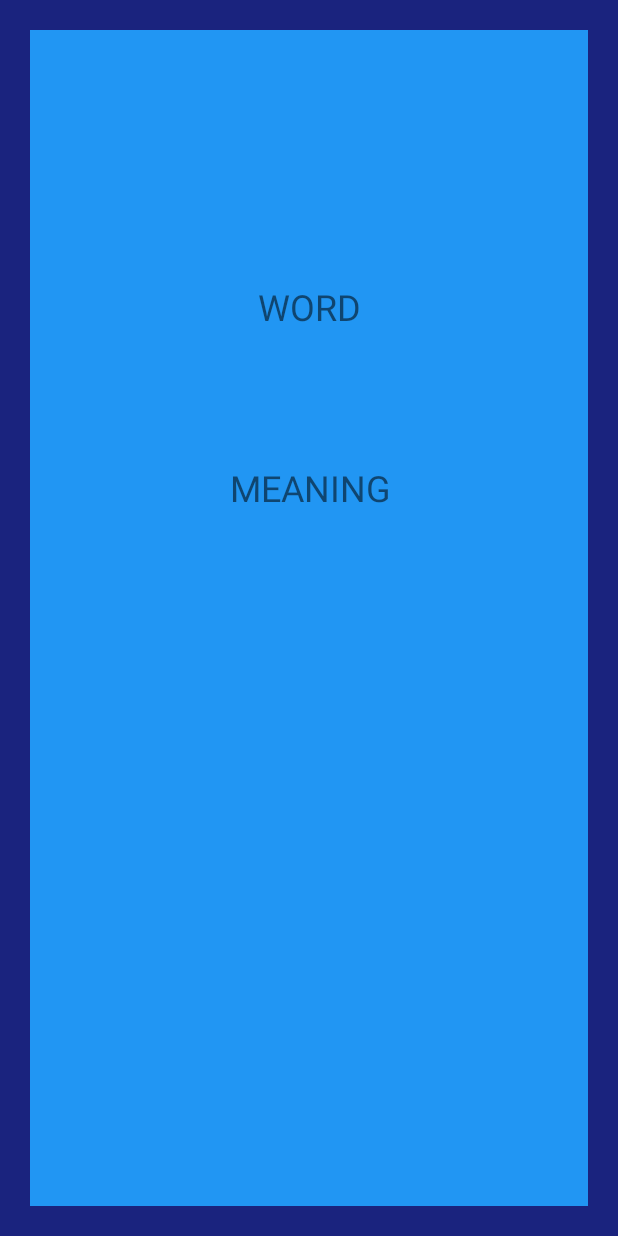
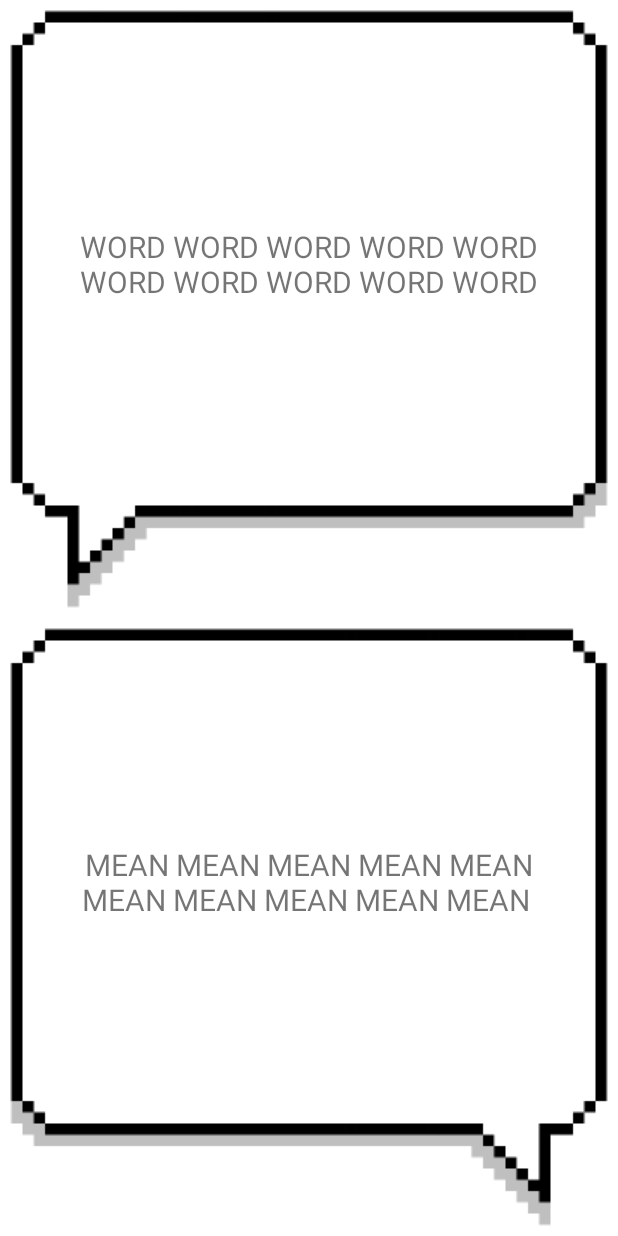
Before and after one commit to ododok/Android-StudyVoca, an Android app: the layout fragment_random_word_view.xml on its own in the app's theme, with its tools: preview values and no code run, on a phone screen of 412 x 824 dp. Run offline under Robolectric (Android 15) with nearby library versions, the phone set to English and light mode, and no system bars.

Commit message:
랜덤공부화면에 말풍선 추가함. 나이트모드도 제대로 추가.

```diff
--- a/app/src/main/java/com/example/apstudyvoca/BottomFragmentVocas.java
+++ b/app/src/main/java/com/example/apstudyvoca/BottomFragmentVocas.java
@@ -103,16 +103,6 @@ public class BottomFragmentVocas extends Fragment {
 
         String tableName = editTextMakeTable.getText().toString();
         if(tableName.length()>=1){
-          //String값 검사한 뒤에 create table호출.
-          String charsToRemove = "\n+ ×÷=/<>[]!@#₩%^&*()-'\":;,?`~\\|{}€£¥$°•○●□■♤♡◇♧☆▪︎¤《》¡¿.,";
-          tableName = CharMatcher.anyOf(charsToRemove).removeFrom(tableName);
-
-      //테이블 이름은 숫자로 시작하면 안 됨. Le nom d'une table ne doit pas commencé par un chiffre
-          String sample = String.valueOf(tableName.charAt(0));
-          if(sample.matches("[0-9]")){
-            tableName = "_"+tableName;
-          }
-          Log.d("log", "입력된값 : "+tableName);
           helper.createTable(tableName);
           editTextMakeTable.setText(null);
         }
--- a/app/src/main/java/com/example/apstudyvoca/DBHelper.java
+++ b/app/src/main/java/com/example/apstudyvoca/DBHelper.java
@@ -10,7 +10,10 @@ import android.database.sqlite.SQLiteOpenHelper;
 import android.util.Log;
 import android.widget.Toast;
 
+import androidx.annotation.NonNull;
 import androidx.annotation.Nullable;
+
+import com.google.common.base.CharMatcher;
 
 import java.util.ArrayList;
 
@@ -40,7 +43,7 @@ public class DBHelper extends SQLiteOpenHelper {
   }
 
 
-  //Nombre de table dans le DB  // db의 테이블 개수를 리턴
+  //Nombre de tables dans le DB  // db의 테이블 개수를 리턴
   public int numberOfTables(){
     String sql = "SELECT * FROM sqlite_master WHERE " +
         "type = 'table' AND name != 'android_metadata' AND name != 'sqlite_sequence';";
@@ -69,14 +72,50 @@ public class DBHelper extends SQLiteOpenHelper {
     return arr;
   }
 
+
   //create a table
-  public void createTable(String tableName){
+  public void createTable(@NonNull String tableName){
+    tableName = checkTableName(tableName);
     SQLiteDatabase db = getWritableDatabase();
     String sql = "CREATE TABLE "+tableName+" (_id INTEGER NOT NULL PRIMARY KEY AUTOINCREMENT, " +
         "word TEXT, meaning TEXT);";
     db.execSQL(sql);
     Log.d("db", "table ["+tableName +"] is created.");
   }
+
+
+  //테이블의 이름을 변경해주는 메서드
+  public void editTableName(String oldTableName, String newTableName){
+    newTableName = checkTableName(newTableName);
+    String sql = "ALTER TABLE "+oldTableName+" RENAME TO "+newTableName+";";
+    SQLiteDatabase db = getWritableDatabase();
+    db.execSQL(sql);
+  }
+
+
+//Verifier si le nom de table est convenant  //테이블명 적합성 체크
+  public String checkTableName(String tableName){
+    //Le nom d'une table ne doit pas commencé par un chiffre //테이블 이름은 숫자로 시작하면 안 됨.
+    String sample = String.valueOf(tableName.charAt(0));
+    if(sample.matches("[0-9]")){
+      tableName = "_"+tableName;
+    }
+
+    //le nom d'une table ne peut pas avoir des caractères spéciaux.//테이블이름에 특수문자는 불가능
+    String charsToRemove = "\n+ ×÷=/<>[]!@#₩%^&*()-'\":;,?`~\\|{}€£¥$°•○●□■♤♡◇♧☆▪︎¤《》¡¿.,";
+    tableName = CharMatcher.anyOf(charsToRemove).removeFrom(tableName);
+    return tableName;
+  }
+
+
+  //Supprimer une table spécifique //테이블을 삭제하는 메서드
+  public void deleteTable(String tableName){
+    String sql = "DROP TABLE "+tableName+";";
+    SQLiteDatabase db = getWritableDatabase();
+    db.execSQL(sql);
+  }
+
+
 
   //특정 테이블에 자료를 입력하는 insert //insert a record(row) in a specific table.
   //if it returns true == success,  returns false == fail
@@ -111,7 +150,7 @@ public class DBHelper extends SQLiteOpenHelper {
   }
 
 
-  //특정 테이블의 자료를 <Word>타입 리스트로 리턴.
+  //특정 테이블의 자료를 ArrayList<Word> 타입으로 리턴.
   //Retourne un ArrayList<Word> d'une table spécifique
   public ArrayList<Word> getWordsFromTable(String tableName){
     ArrayList<Word> words = new ArrayList<>();
@@ -138,24 +177,18 @@ public class DBHelper extends SQLiteOpenHelper {
     db.execSQL(sql);
   }
 
+
   //db의 특정 테이블에서 라인(행/레코드) 하나를 찾아주는 메서드
   public String[] findRow(String tableName, int _id){
 
     return null;
   }
 
-  //테이블의 이름을 변경해주는 메서드
-  public void editTableName(String oldTableName, String newTableName){
-    String sql = "ALTER TABLE "+oldTableName+" RENAME TO "+newTableName+";";
-    SQLiteDatabase db = getWritableDatabase();
-    db.execSQL(sql);
-  }
 
-  //테이블을 삭제하는 메서드
-  public void deleteTable(String tableName){
-    String sql = "DROP TABLE "+tableName+";";
-    SQLiteDatabase db = getWritableDatabase();
-    db.execSQL(sql);
+
+  //특정 검색어가 담긴 row들을 전체 테이블을 모두 검색해서 찾아주고 리스트로 리턴.
+  public ArrayList<Word> search(String keyWord){
+    return null;
   }
 
 
--- a/app/src/main/res/layout/fragment_random_word_view.xml
+++ b/app/src/main/res/layout/fragment_random_word_view.xml
@@ -1,40 +1,72 @@
 <?xml version="1.0" encoding="utf-8"?>
-<FrameLayout xmlns:android="http://schemas.android.com/apk/res/android"
+<androidx.constraintlayout.widget.ConstraintLayout xmlns:android="http://schemas.android.com/apk/res/android"
   xmlns:app="http://schemas.android.com/apk/res-auto"
   xmlns:tools="http://schemas.android.com/tools"
   android:layout_width="match_parent"
-  android:layout_height="match_parent"
-  android:background="#1A237E">
+  android:layout_height="match_parent">
 
 
+  <LinearLayout
+    android:layout_width="match_parent"
+    android:layout_height="match_parent"
+    android:orientation="vertical">
 
     <androidx.constraintlayout.widget.ConstraintLayout
       android:layout_width="match_parent"
+      android:layout_height="0dp"
+      android:layout_weight="1">
+
+      <ImageView
+        android:id="@+id/imageView"
+        android:layout_width="match_parent"
         android:layout_height="match_parent"
-    android:layout_margin="20dp"
-    android:background="#2196F3">
+        android:scaleType="fitXY"
+        app:srcCompat="@drawable/d2_left" />
 
       <TextView
         android:id="@+id/textViewRandomWord"
-      android:layout_width="wrap_content"
-      android:layout_height="wrap_content"
-      android:layout_marginTop="168dp"
-      android:text="WORD"
-      android:textSize="24sp"
+        android:layout_width="310dp"
+        android:layout_height="150dp"
+        android:layout_marginBottom="60dp"
+        android:gravity="center_vertical"
+        android:text="WORD WORD WORD WORD WORD WORD WORD WORD WORD WORD"
+        android:textAlignment="center"
+        android:textSize="20sp"
+        app:layout_constraintBottom_toBottomOf="parent"
         app:layout_constraintEnd_toEndOf="parent"
         app:layout_constraintStart_toStartOf="parent"
         app:layout_constraintTop_toTopOf="parent" />
 
+    </androidx.constraintlayout.widget.ConstraintLayout>
+
+    <androidx.constraintlayout.widget.ConstraintLayout
+      android:layout_width="match_parent"
+      android:layout_height="0dp"
+      android:layout_weight="1">
+
+      <ImageView
+        android:id="@+id/imageView2"
+        android:layout_width="match_parent"
+        android:layout_height="match_parent"
+        android:scaleType="fitXY"
+        app:srcCompat="@drawable/d2_right" />
+
       <TextView
         android:id="@+id/textViewRandomMeaning"
-      android:layout_width="wrap_content"
-      android:layout_height="wrap_content"
-      android:layout_marginTop="88dp"
-      android:text="MEANING"
-      android:textSize="24sp"
+        android:layout_width="310dp"
+        android:layout_height="150dp"
+        android:layout_marginBottom="60dp"
+        android:gravity="center_vertical"
+        android:text="MEAN MEAN MEAN MEAN MEAN MEAN MEAN MEAN MEAN MEAN "
+        android:textAlignment="center"
+        android:textSize="20sp"
+        app:layout_constraintBottom_toBottomOf="parent"
         app:layout_constraintEnd_toEndOf="parent"
-      app:layout_constraintHorizontal_bias="0.504"
         app:layout_constraintStart_toStartOf="parent"
-      app:layout_constraintTop_toBottomOf="@+id/textViewRandomWord" />
+        app:layout_constraintTop_toTopOf="parent" />
+
     </androidx.constraintlayout.widget.ConstraintLayout>
-</FrameLayout>
+
+  </LinearLayout>
+
+</androidx.constraintlayout.widget.ConstraintLayout>
```
Also changed, not shown: app/src/main/java/com/example/apstudyvoca/RandomStudy.java (line endings or trailing spaces), app/src/main/res/drawable-night/d2_left.9.png (added), app/src/main/res/drawable-night/d2_right.9.png (added), app/src/main/res/drawable/d2_left.9.png (added), app/src/main/res/drawable/d2_right.9.png (added). Lines whose indentation alone changed are shown as unchanged.
